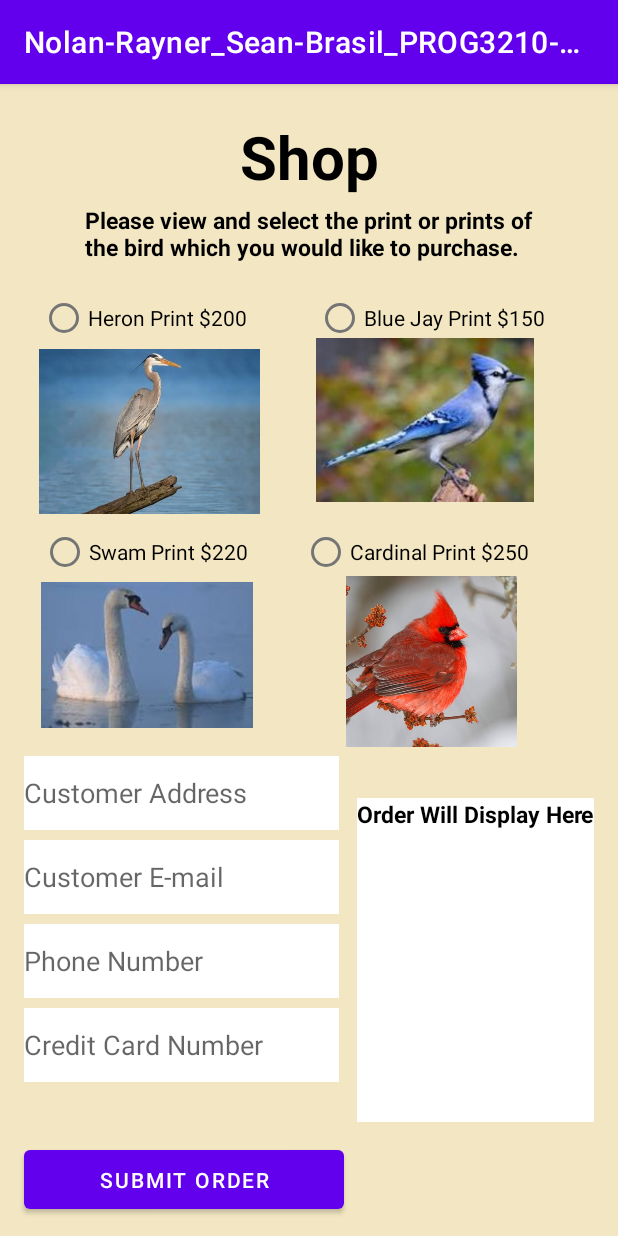
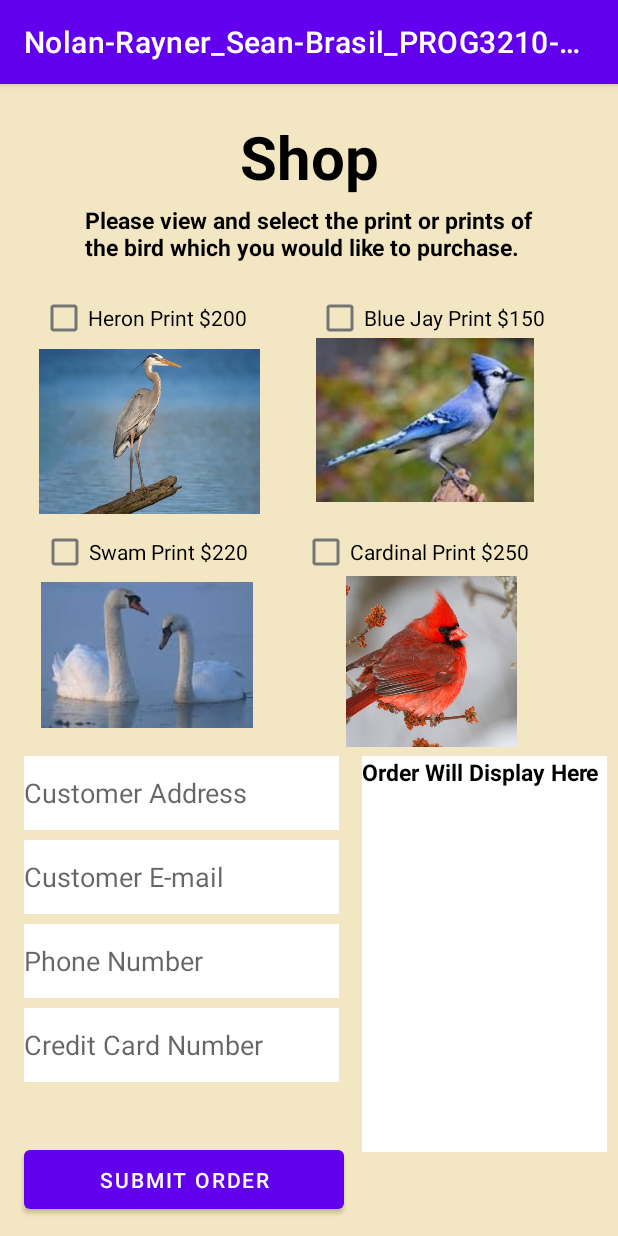
Before and after one commit to Nolan-Git/FinalProject, an Android app: the ShopActivity screen opened directly, with no data from a screen before it, on a phone screen of 412 x 824 dp. Run offline under Robolectric (Android 15) with nearby library versions, the light colour scheme and no system bars.

Commit message:
Update activity_shop.xml
Updated Shop Activity Layout

```diff
--- a/FinalProject/NolanRayner_SeanBrasil_PROG3210-FinalProject/app/src/main/res/layout/activity_shop.xml
+++ b/FinalProject/NolanRayner_SeanBrasil_PROG3210-FinalProject/app/src/main/res/layout/activity_shop.xml
@@ -7,7 +7,7 @@
     android:background="#F3E7C3"
     tools:context=".ShopActivity">
 
-   <TextView
+    <TextView
         android:id="@+id/textView5"
         android:layout_width="273dp"
         android:layout_height="89dp"
@@ -93,21 +93,21 @@
 
     <TextView
         android:id="@+id/textViewResults"
-        android:layout_width="158dp"
-        android:layout_height="216dp"
-        android:layout_marginTop="476dp"
+        android:layout_width="163dp"
+        android:layout_height="264dp"
+        android:layout_marginTop="448dp"
+        android:background="@color/white"
         android:text="Order Will Display Here"
-        android:background="@color/white"
         android:textColor="@color/black"
         android:textSize="15sp"
         android:textStyle="bold"
         app:layout_constraintEnd_toEndOf="parent"
-        app:layout_constraintHorizontal_bias="0.936"
+        app:layout_constraintHorizontal_bias="0.971"
         app:layout_constraintStart_toStartOf="parent"
         app:layout_constraintTop_toTopOf="parent" />
 
-    <RadioButton
-        android:id="@+id/radioButtonHeron"
+    <CheckBox
+        android:id="@+id/checkBoxHeron"
         android:layout_width="wrap_content"
         android:layout_height="wrap_content"
         android:layout_marginTop="132dp"
@@ -117,8 +117,8 @@
         app:layout_constraintStart_toStartOf="parent"
         app:layout_constraintTop_toTopOf="parent" />
 
-    <RadioButton
-        android:id="@+id/radioButtonSwam"
+    <CheckBox
+        android:id="@+id/checkBoxSwam"
         android:layout_width="wrap_content"
         android:layout_height="wrap_content"
         android:layout_marginTop="288dp"
@@ -128,8 +128,8 @@
         app:layout_constraintStart_toStartOf="parent"
         app:layout_constraintTop_toTopOf="parent" />
 
-    <RadioButton
-        android:id="@+id/radioButtonCardinal"
+    <CheckBox
+        android:id="@+id/checkBoxCardinal"
         android:layout_width="wrap_content"
         android:layout_height="wrap_content"
         android:layout_marginTop="288dp"
@@ -139,8 +139,8 @@
         app:layout_constraintStart_toStartOf="parent"
         app:layout_constraintTop_toTopOf="parent" />
 
-    <RadioButton
-        android:id="@+id/radioButtonBlueJay"
+    <CheckBox
+        android:id="@+id/checkBoxBlueJay"
         android:layout_width="wrap_content"
         android:layout_height="wrap_content"
         android:layout_marginTop="132dp"
@@ -200,6 +200,7 @@
         android:layout_height="51dp"
         android:layout_marginBottom="12dp"
         android:text="Submit Order"
+        android:onClick="btnSubmit_click"
         app:layout_constraintBottom_toBottomOf="parent"
         app:layout_constraintEnd_toEndOf="parent"
         app:layout_constraintHorizontal_bias="0.08"
```
